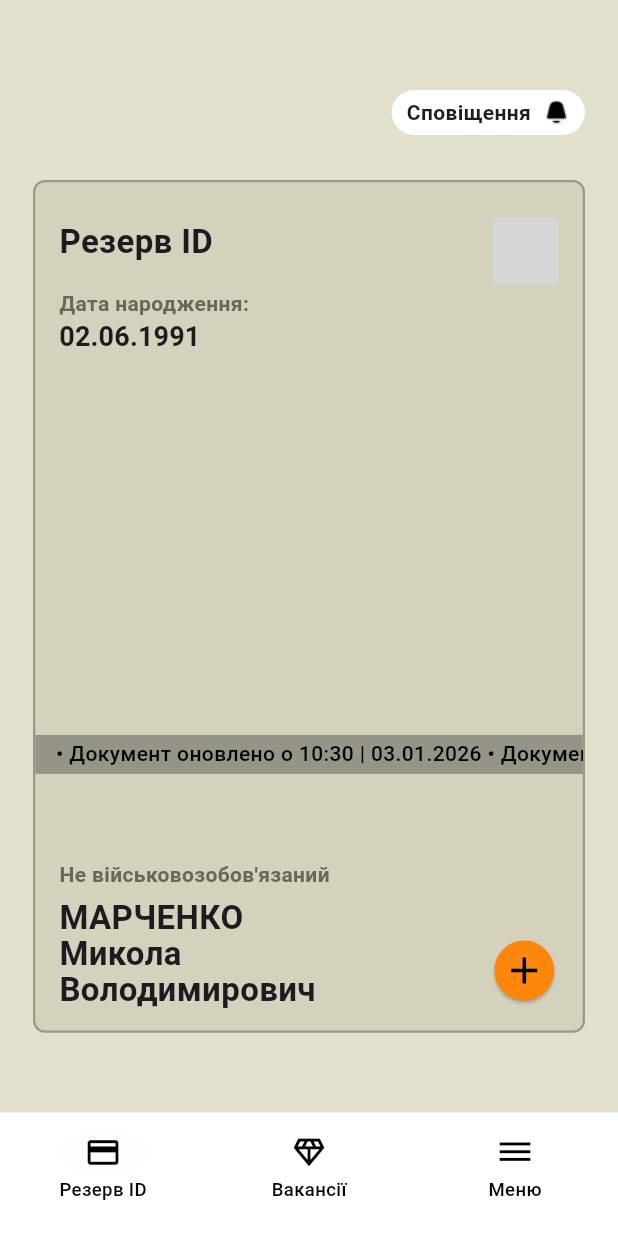
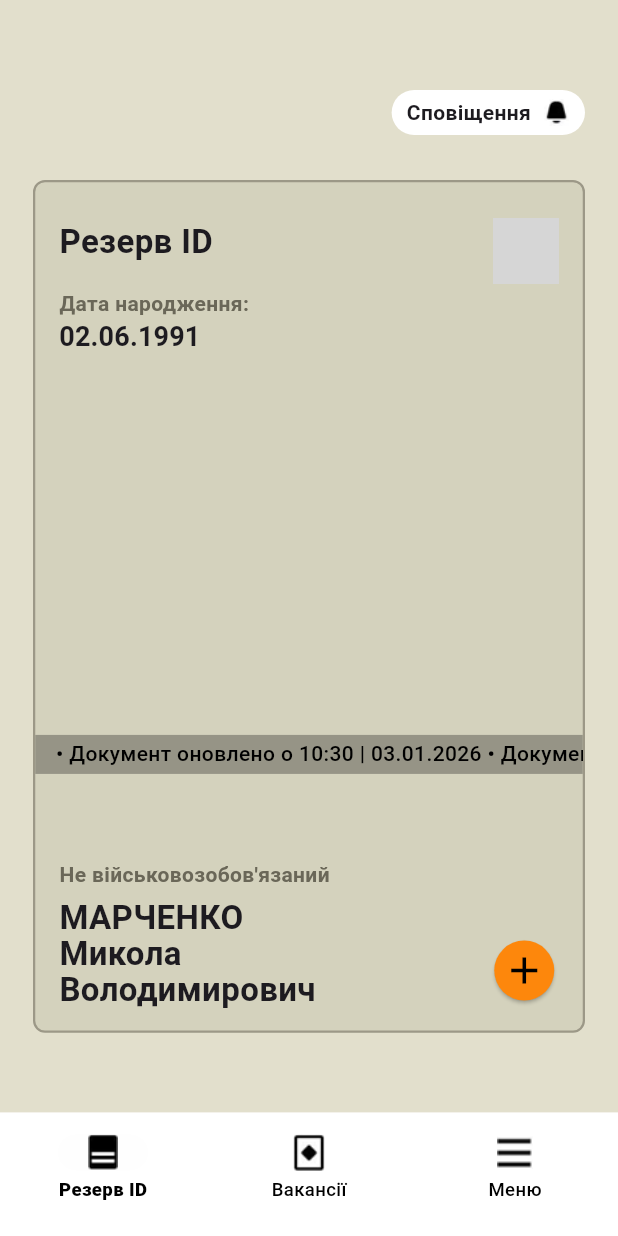
Before and after one commit to PrudkoVitaly/reserv_plus_bloc, a Flutter app: the MainPage screen opened directly, on a phone screen of 412 x 824 dp. Run offline on Flutter 3.47's test engine with Material 3 defaults, Android fonts, the phone set to English and light mode, and no system bars; drawn by our look-alikes of marquee; our stand-ins replace camera, device_info_plus, equatable, flutter_bloc, loading_animation_widget, local_auth and 5 more; missing offline and left inert: mobile_scanner; accounts and stored records are empty; grey boxes are pictures that could not be loaded.

Commit message:
feat: кастомные иконки для BottomNavigationBar
- Добавлены PNG иконки для навбара (Резерв ID, Вакансії, Меню)
- Реализовано переключение иконок при выборе таба

🤖 Generated with [Claude Code](https://claude.com/claude-code)

Co-Authored-By: Claude Opus 4.5 <noreply@anthropic.com>

```diff
--- a/lib/features/main/presentation/pages/main_page.dart
+++ b/lib/features/main/presentation/pages/main_page.dart
@@ -200,13 +200,13 @@ class _MainPageState extends State<MainPage> with TickerProviderStateMixin {
                               : Colors.transparent,
                           borderRadius: BorderRadius.circular(15),
                         ),
-                        child: Icon(
+                        child: Image.asset(
                           (state.navigationState.selectedIndex == 0 ||
                                   state.navigationState.selectedIndex == -1)
-                              ? Icons.credit_card
-                              : Icons.credit_card_outlined,
-                          size: iconSize,
-                          color: Colors.black,
+                              ? 'images/reserv_id_botom_nav_bar_icon.png'
+                              : 'images/reserv_id_botom_nav_bar_roginal_icon.png',
+                          width: iconSize,
+                          height: iconSize,
                         ),
                       );
                     },
@@ -217,7 +217,10 @@ class _MainPageState extends State<MainPage> with TickerProviderStateMixin {
                     style: TextStyle(
                       fontSize: textSize,
                       color: Colors.black,
-                      fontWeight: FontWeight.w500,
+                      fontWeight: (state.navigationState.selectedIndex == 0 ||
+                              state.navigationState.selectedIndex == -1)
+                          ? FontWeight.w900
+                          : FontWeight.w500,
                     ),
                   ),
                 ],
@@ -248,12 +251,12 @@ class _MainPageState extends State<MainPage> with TickerProviderStateMixin {
                               : Colors.transparent,
                           borderRadius: BorderRadius.circular(15),
                         ),
-                        child: Icon(
+                        child: Image.asset(
                           state.navigationState.selectedIndex == 1
-                              ? Icons.diamond
-                              : Icons.diamond_outlined,
-                          size: iconSize,
-                          color: Colors.black,
+                              ? 'images/vacancies_botom_nav_bar__black_icon.png'
+                              : 'images/vacancies_botom_nav_bar_icon.png',
+                          width: iconSize,
+                          height: iconSize,
                         ),
                       );
                     },
@@ -264,7 +267,9 @@ class _MainPageState extends State<MainPage> with TickerProviderStateMixin {
                     style: TextStyle(
                       fontSize: textSize,
                       color: Colors.black,
-                      fontWeight: FontWeight.w500,
+                      fontWeight: state.navigationState.selectedIndex == 1
+                          ? FontWeight.w900
+                          : FontWeight.w500,
                     ),
                   ),
                 ],
@@ -298,10 +303,10 @@ class _MainPageState extends State<MainPage> with TickerProviderStateMixin {
                                   : Colors.transparent,
                               borderRadius: BorderRadius.circular(15),
                             ),
-                            child: Icon(
-                              Icons.dehaze,
-                              size: iconSize,
-                              color: Colors.black,
+                            child: Image.asset(
+                              'images/menu_botom_nav_bar_icon.png',
+                              width: iconSize,
+                              height: iconSize,
                             ),
                           );
                         },
@@ -312,7 +317,9 @@ class _MainPageState extends State<MainPage> with TickerProviderStateMixin {
                         style: TextStyle(
                           fontSize: textSize,
                           color: Colors.black,
-                          fontWeight: FontWeight.w500,
+                          fontWeight: state.navigationState.selectedIndex == 2
+                              ? FontWeight.w900
+                              : FontWeight.w500,
                         ),
                       ),
                     ],
```
Also changed, not shown: images/menu_botom_nav_bar_icon.png (added), images/reserv_id_botom_nav_bar_icon.png (added), images/reserv_id_botom_nav_bar_roginal_icon.png (added), images/vacancies_botom_nav_bar__black_icon.png (added), images/vacancies_botom_nav_bar_icon.png (added).
